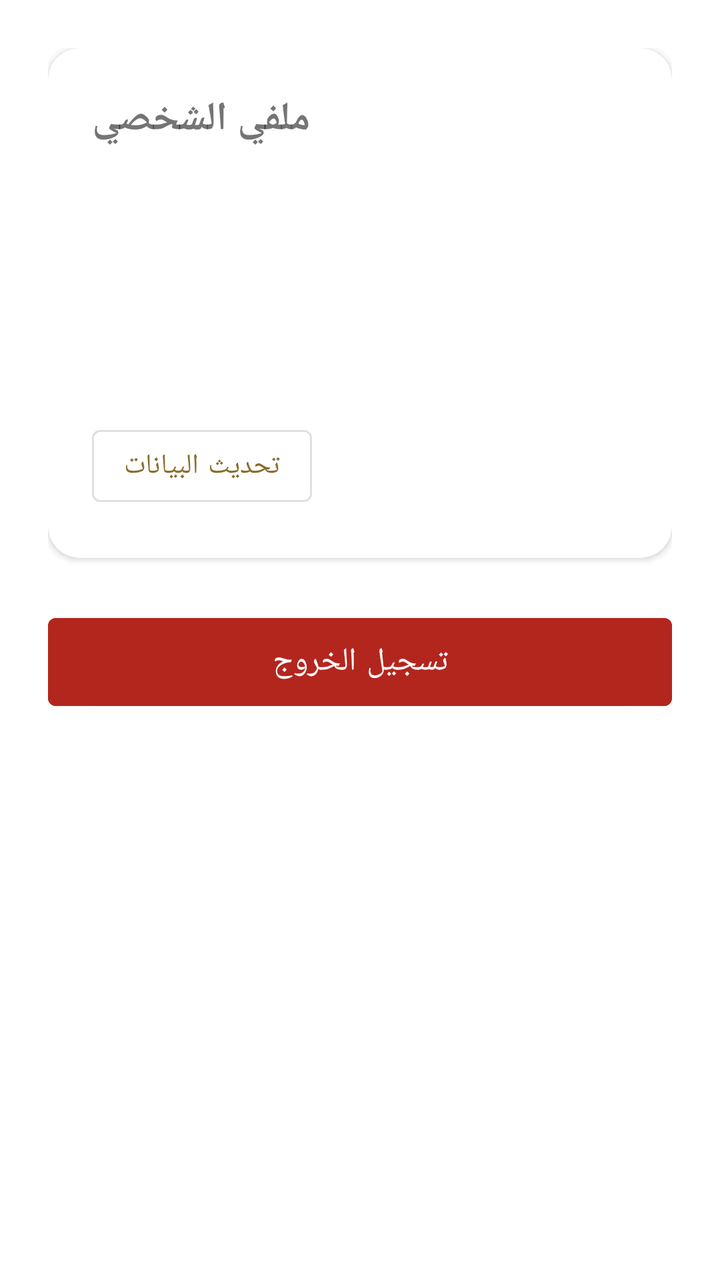
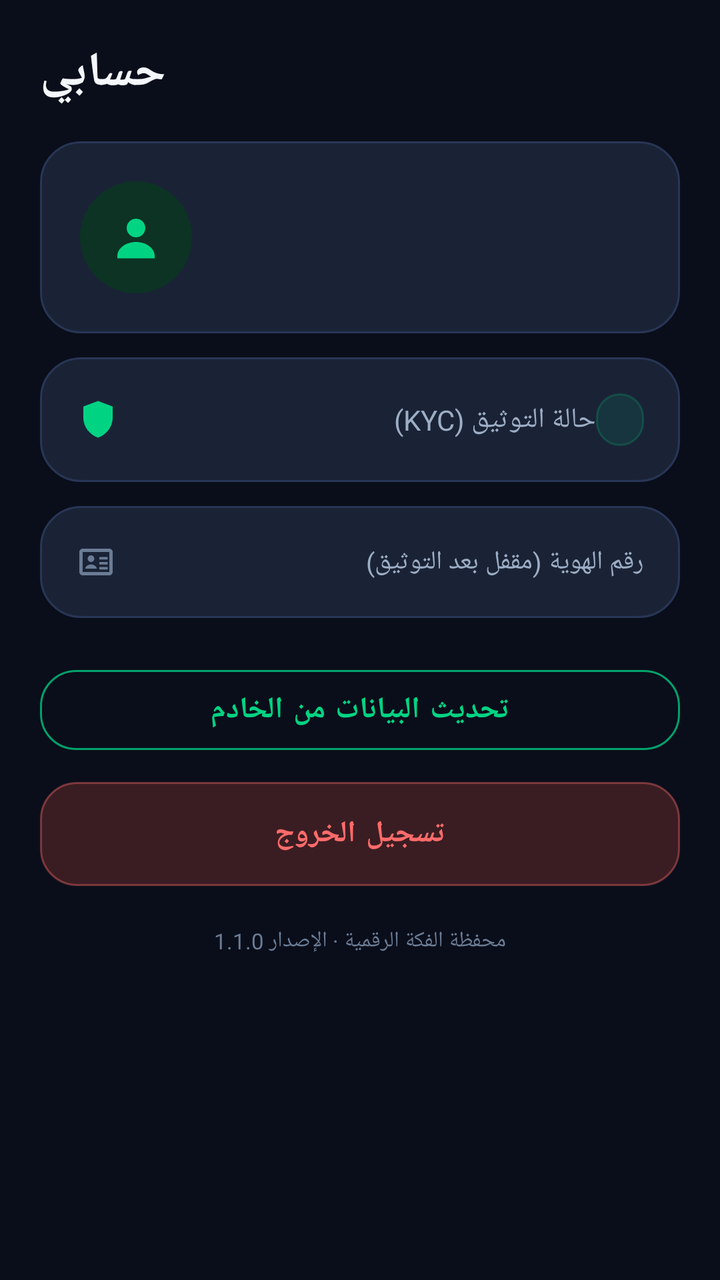

Compare the two renders of this Android layout. The source of the first and the diff that turns it into the second are given below.
<!-- AndroidManifest.xml: application theme Theme.Fakah -->
<!-- res/layout/fragment_profile.xml -->
<?xml version="1.0" encoding="utf-8"?>
<ScrollView xmlns:android="http://schemas.android.com/apk/res/android"
    xmlns:app="http://schemas.android.com/apk/res-auto"
    android:layout_width="match_parent"
    android:layout_height="match_parent">

    <LinearLayout
        android:layout_width="match_parent"
        android:layout_height="wrap_content"
        android:orientation="vertical"
        android:padding="24dp"
        android:gravity="center_horizontal">

        <com.google.android.material.card.MaterialCardView
            android:layout_width="match_parent"
            android:layout_height="wrap_content"
            app:cardCornerRadius="16dp"
            app:cardElevation="2dp">
            <LinearLayout
                android:layout_width="match_parent"
                android:layout_height="wrap_content"
                android:orientation="vertical"
                android:padding="22dp">

                <TextView
                    android:layout_width="wrap_content"
                    android:layout_height="wrap_content"
                    android:text="ملفي الشخصي"
                    android:textSize="20sp"
                    android:textStyle="bold"
                    android:layout_marginBottom="16dp" />

                <TextView
                    android:id="@+id/tvName"
                    android:layout_width="wrap_content"
                    android:layout_height="wrap_content"
                    android:textSize="17sp"
                    android:textStyle="bold"
                    android:textColor="@color/primaryText" />

                <TextView
                    android:id="@+id/tvPhone"
                    android:layout_width="wrap_content"
                    android:layout_height="wrap_content"
                    android:layout_marginTop="6dp"
                    android:textColor="@color/textSecondary" />

                <TextView
                    android:id="@+id/tvNationalId"
                    android:layout_width="wrap_content"
                    android:layout_height="wrap_content"
                    android:layout_marginTop="6dp"
                    android:textColor="@color/textSecondary"
                    android:textDirection="ltr" />

                <TextView
                    android:id="@+id/tvKyc"
                    android:layout_width="wrap_content"
                    android:layout_height="wrap_content"
                    android:layout_marginTop="14dp"
                    android:textColor="@color/goldDark"
                    android:textStyle="bold" />

                <com.google.android.material.button.MaterialButton
                    android:id="@+id/btnRefresh"
                    style="@style/Widget.MaterialComponents.Button.OutlinedButton"
                    android:layout_width="wrap_content"
                    android:layout_height="wrap_content"
                    android:layout_marginTop="14dp"
                    android:text="تحديث البيانات" />
            </LinearLayout>
        </com.google.android.material.card.MaterialCardView>

        <com.google.android.material.button.MaterialButton
            android:id="@+id/btnLogout"
            android:layout_width="match_parent"
            android:layout_height="56dp"
            android:layout_marginTop="24dp"
            android:backgroundTint="@color/danger"
            android:text="تسجيل الخروج"
            android:textSize="16sp" />
    </LinearLayout>
</ScrollView>
<!-- resources referenced by this layout -->
<resources>
  <color name="danger">#B3261E</color>
  <color name="goldDark">#8A6D2A</color>
  <color name="primaryText">#1A1A1A</color>
  <color name="textSecondary">#6B7280</color>
  <style name="Theme.Fakah" parent="Theme.MaterialComponents.DayNight.NoActionBar">
          <item name="colorPrimary">@color/goldDark</item>
          <item name="colorPrimaryVariant">@color/gold</item>
          <item name="colorOnPrimary">#FFFFFF</item>
          <item name="colorSecondary">@color/gold</item>
          <item name="colorSecondaryVariant">@color/goldDark</item>
          <item name="colorOnSecondary">#1A1A1A</item>
          <item name="android:statusBarColor">@color/primaryText</item>
          <item name="android:windowBackground">@color/bg</item>
      </style>
  <color name="gold">#C9A84C</color>
  <color name="bg">#FFFFFF</color>
</resources>

<!-- the commit's change to res/layout/fragment_profile.xml (unified diff, before → after) -->
@@ -2,33 +2,54 @@
 <ScrollView xmlns:android="http://schemas.android.com/apk/res/android"
     xmlns:app="http://schemas.android.com/apk/res-auto"
     android:layout_width="match_parent"
-    android:layout_height="match_parent">
+    android:layout_height="match_parent"
+    android:scrollbars="none"
+    android:overScrollMode="never">
 
     <LinearLayout
         android:layout_width="match_parent"
         android:layout_height="wrap_content"
         android:orientation="vertical"
-        android:padding="24dp"
-        android:gravity="center_horizontal">
+        android:padding="20dp">
 
-        <com.google.android.material.card.MaterialCardView
+        <TextView
+            android:layout_width="wrap_content"
+            android:layout_height="wrap_content"
+            android:text="حسابي"
+            android:textSize="24sp"
+            android:textStyle="bold"
+            android:textColor="@color/textPrimary"/>
+
+        
+        <LinearLayout
             android:layout_width="match_parent"
             android:layout_height="wrap_content"
-            app:cardCornerRadius="16dp"
-            app:cardElevation="2dp">
+            android:orientation="horizontal"
+            android:gravity="center_vertical"
+            android:background="@drawable/bg_tx_row"
+            android:padding="20dp"
+            android:layout_marginTop="18dp">
+
+            <FrameLayout
+                android:layout_width="56dp"
+                android:layout_height="56dp"
+                android:background="@drawable/bg_circle_icon">
+
+                <ImageView
+                    android:layout_width="28dp"
+                    android:layout_height="28dp"
+                    android:layout_gravity="center"
+                    android:src="@drawable/ic_profile"
+                    app:tint="@color/primaryBright"
+                    android:contentDescription=""/>
+            </FrameLayout>
+
             <LinearLayout
-                android:layout_width="match_parent"
+                android:layout_width="0dp"
                 android:layout_height="wrap_content"
+                android:layout_weight="1"
                 android:orientation="vertical"
-                android:padding="22dp">
-
-                <TextView
-                    android:layout_width="wrap_content"
-                    android:layout_height="wrap_content"
-                    android:text="ملفي الشخصي"
-                    android:textSize="20sp"
-                    android:textStyle="bold"
-                    android:layout_marginBottom="16dp" />
+                android:layout_marginStart="14dp">
 
                 <TextView
                     android:id="@+id/tvName"
@@ -36,48 +57,130 @@
                     android:layout_height="wrap_content"
                     android:textSize="17sp"
                     android:textStyle="bold"
-                    android:textColor="@color/primaryText" />
+                    android:textColor="@color/textPrimary"/>
 
                 <TextView
                     android:id="@+id/tvPhone"
                     android:layout_width="wrap_content"
                     android:layout_height="wrap_content"
-                    android:layout_marginTop="6dp"
-                    android:textColor="@color/textSecondary" />
+                    android:layout_marginTop="2dp"
+                    android:textSize="13sp"
+                    android:textColor="@color/textSecondary"
+                    android:textDirection="ltr"/>
+            </LinearLayout>
+        </LinearLayout>
+
+        
+        <LinearLayout
+            android:layout_width="match_parent"
+            android:layout_height="wrap_content"
+            android:orientation="horizontal"
+            android:gravity="center_vertical"
+            android:background="@drawable/bg_tx_row"
+            android:padding="18dp"
+            android:layout_marginTop="12dp">
+
+            <ImageView
+                android:layout_width="22dp"
+                android:layout_height="22dp"
+                android:src="@drawable/ic_shield"
+                app:tint="@color/primaryBright"
+                android:contentDescription=""/>
+
+            <TextView
+                android:layout_width="0dp"
+                android:layout_height="wrap_content"
+                android:layout_weight="1"
+                android:orientation="vertical"
+                android:layout_marginStart="12dp"
+                android:text="حالة التوثيق (KYC)"
+                android:textSize="14sp"
+                android:textColor="@color/textSecondary"/>
+
+            <TextView
+                android:id="@+id/tvKyc"
+                android:layout_width="wrap_content"
+                android:layout_height="wrap_content"
+                android:background="@drawable/bg_chip"
+                android:paddingStart="12dp"
+                android:paddingEnd="12dp"
+                android:paddingTop="5dp"
+                android:paddingBottom="5dp"
+                android:textSize="12sp"
+                android:textStyle="bold"
+                android:textColor="@color/primaryBright"/>
+        </LinearLayout>
+
+        
+        <LinearLayout
+            android:layout_width="match_parent"
+            android:layout_height="wrap_content"
+            android:orientation="vertical"
+            android:background="@drawable/bg_tx_row"
+            android:padding="18dp"
+            android:layout_marginTop="12dp">
+
+            <LinearLayout
+                android:layout_width="match_parent"
+                android:layout_height="wrap_content"
+                android:orientation="horizontal"
+                android:gravity="center_vertical">
+
+                <ImageView
+                    android:layout_width="20dp"
+                    android:layout_height="20dp"
+                    android:src="@drawable/ic_id"
+                    android:contentDescription=""/>
+
+                <TextView
+                    android:layout_width="0dp"
+                    android:layout_height="wrap_content"
+                    android:layout_weight="1"
+                    android:layout_marginStart="12dp"
+                    android:text="رقم الهوية (مقفل بعد التوثيق)"
+                    android:textSize="13sp"
+                    android:textColor="@color/textSecondary"/>
 
                 <TextView
                     android:id="@+id/tvNationalId"
                     android:layout_width="wrap_content"
                     android:layout_height="wrap_content"
-                    android:layout_marginTop="6dp"
-                    android:textColor="@color/textSecondary"
-                    android:textDirection="ltr" />
+                    android:textSize="14sp"
+                    android:textStyle="bold"
+                    android:textColor="@color/textPrimary"
+                    android:textDirection="ltr"/>
+            </LinearLayout>
+        </LinearLayout>
 
-                <TextView
-                    android:id="@+id/tvKyc"
-                    android:layout_width="wrap_content"
-                    android:layout_height="wrap_content"
-                    android:layout_marginTop="14dp"
-                    android:textColor="@color/goldDark"
-                    android:textStyle="bold" />
-
-                <com.google.android.material.button.MaterialButton
-                    android:id="@+id/btnRefresh"
-                    style="@style/Widget.MaterialComponents.Button.OutlinedButton"
-                    android:layout_width="wrap_content"
-                    android:layout_height="wrap_content"
-                    android:layout_marginTop="14dp"
-                    android:text="تحديث البيانات" />
-            </LinearLayout>
-        </com.google.android.material.card.MaterialCardView>
+        
+        <com.google.android.material.button.MaterialButton
+            android:id="@+id/btnRefresh"
+            style="@style/Widget.Fakah.Button.Outline"
+            android:layout_width="match_parent"
+            android:layout_height="52dp"
+            android:layout_marginTop="20dp"
+            android:text="تحديث البيانات من الخادم"/>
 
         <com.google.android.material.button.MaterialButton
             android:id="@+id/btnLogout"
             android:layout_width="match_parent"
-            android:layout_height="56dp"
-            android:layout_marginTop="24dp"
-            android:backgroundTint="@color/danger"
+            android:layout_height="52dp"
+            android:layout_marginTop="10dp"
             android:text="تسجيل الخروج"
-            android:textSize="16sp" />
+            android:textSize="15sp"
+            android:textStyle="bold"
+            android:textColor="@color/danger"
+            android:background="@drawable/bg_btn_danger"
+            app:backgroundTint="@null"
+            app:rippleColor="#33FF6B6B"/>
+
+        <TextView
+            android:layout_width="match_parent"
+            android:layout_height="wrap_content"
+            android:layout_marginTop="20dp"
+            android:gravity="center"
+            android:text="محفظة الفكة الرقمية · الإصدار 1.1.0"
+            android:textSize="11sp"
+            android:textColor="@color/textHint"/>
     </LinearLayout>
 </ScrollView>
<!-- resource entries referenced after the edit -->
@@ -1,20 +1,104 @@
 <!-- resources referenced by this layout -->
 <resources>
-  <color name="danger">#B3261E</color>
-  <color name="goldDark">#8A6D2A</color>
-  <color name="primaryText">#1A1A1A</color>
-  <color name="textSecondary">#6B7280</color>
-  <style name="Theme.Fakah" parent="Theme.MaterialComponents.DayNight.NoActionBar">
-          <item name="colorPrimary">@color/goldDark</item>
-          <item name="colorPrimaryVariant">@color/gold</item>
-          <item name="colorOnPrimary">#FFFFFF</item>
-          <item name="colorSecondary">@color/gold</item>
-          <item name="colorSecondaryVariant">@color/goldDark</item>
-          <item name="colorOnSecondary">#1A1A1A</item>
-          <item name="android:statusBarColor">@color/primaryText</item>
+  <color name="danger">#FF6B6B</color>
+  <color name="primaryBright">#00D483</color>
+  <color name="textHint">#6B7C95</color>
+  <color name="textPrimary">#F4F7FC</color>
+  <color name="textSecondary">#9DAEC5</color>
+  <!-- drawable bg_btn_danger (drawable) -->
+  <?xml version="1.0" encoding="utf-8"?>
+  <ripple xmlns:android="http://schemas.android.com/apk/res/android" android:color="#33FF6B6B">
+      <item>
+          <shape android:shape="rectangle">
+              <solid android:color="@color/dangerSoft"/>
+              <corners android:radius="18dp"/>
+              <stroke android:width="1dp" android:color="#66FF6B6B"/>
+          </shape>
+      </item>
+  </ripple>
+  <!-- drawable bg_chip (drawable) -->
+  <?xml version="1.0" encoding="utf-8"?>
+  <shape xmlns:android="http://schemas.android.com/apk/res/android">
+      <solid android:color="#1A00D483"/>
+      <corners android:radius="30dp"/>
+      <stroke android:width="1dp" android:color="#3300D483"/>
+  </shape>
+  <!-- drawable bg_circle_icon (drawable) -->
+  <?xml version="1.0" encoding="utf-8"?>
+  <shape xmlns:android="http://schemas.android.com/apk/res/android" shape="oval">
+      <solid android:color="@color/primarySoft"/>
+  </shape>
+  <!-- drawable bg_tx_row (drawable) -->
+  <?xml version="1.0" encoding="utf-8"?>
+  <shape xmlns:android="http://schemas.android.com/apk/res/android">
+      <solid android:color="@color/bgCard"/>
+      <corners android:radius="20dp"/>
+      <stroke android:width="1dp" android:color="@color/cardStroke"/>
+  </shape>
+  <!-- drawable ic_id (drawable) -->
+  <vector xmlns:android="http://schemas.android.com/apk/res/android" android:width="24dp" android:height="24dp" android:viewportWidth="24" android:viewportHeight="24">
+      <path android:fillColor="#6B7C95" android:pathData="M4,4h16c1.1,0 2,0.9 2,2v12c0,1.1 -0.9,2 -2,2H4c-1.1,0 -2,-0.9 -2,-2V6c0,-1.1 0.9,-2 2,-2zM4,6v12h16V6H4z"/>
+      <path android:fillColor="#6B7C95" android:pathData="M9,8c1.1,0 2,0.9 2,2s-0.9,2 -2,2 -2,-0.9 -2,-2 0.9,-2 2,-2zM5.5,16c0.3,-1.5 1.7,-2.5 3.5,-2.5s3.2,1 3.5,2.5h-7zM14,9h5v1.5h-5V9zM14,12h5v1.5h-5V12zM14,15h5v1.5h-5V15z"/>
+  </vector>
+  <!-- drawable ic_profile (drawable) -->
+  <vector xmlns:android="http://schemas.android.com/apk/res/android" android:width="24dp" android:height="24dp" android:viewportWidth="24" android:viewportHeight="24">
+      <path android:fillColor="#FFFFFF" android:pathData="M12,4c-2.2,0 -4,1.8 -4,4s1.8,4 4,4 4,-1.8 4,-4 -1.8,-4 -4,-4z"/>
+      <path android:fillColor="#FFFFFF" android:pathData="M4,20c0,-3.3 3.6,-6 8,-6s8,2.7 8,6v1H4v-1z"/>
+  </vector>
+  <!-- drawable ic_shield (drawable) -->
+  <vector xmlns:android="http://schemas.android.com/apk/res/android" android:width="24dp" android:height="24dp" android:viewportWidth="24" android:viewportHeight="24">
+      <path android:fillColor="#FFFFFF" android:pathData="M12,2l8,3v6c0,5 -3.4,9.4 -8,11 -4.6,-1.6 -8,-6 -8,-11V5l8,-3z"/>
+      <path android:fillColor="#00C27E" android:pathData="M10.2,13.4l-2.1,-2.1 -1.4,1.4 3.5,3.5 7,-7 -1.4,-1.4 -5.6,5.6z"/>
+  </vector>
+  <style name="Widget.Fakah.Button.Outline" parent="Widget.MaterialComponents.Button.OutlinedButton">
+          <item name="android:textSize">15sp</item>
+          <item name="android:textStyle">bold</item>
+          <item name="android:textColor">@color/primaryBright</item>
+          <item name="strokeColor">@color/primaryDeep</item>
+          <item name="strokeWidth">1dp</item>
+          <item name="cornerRadius">18dp</item>
+      </style>
+  <style name="Theme.Fakah" parent="Theme.MaterialComponents.NoActionBar">
+          <item name="colorPrimary">@color/primary</item>
+          <item name="colorPrimaryVariant">@color/primaryDeep</item>
+          <item name="colorOnPrimary">@color/onPrimary</item>
+          <item name="colorSecondary">@color/accentBlue</item>
+          <item name="colorSecondaryVariant">@color/accentGold</item>
+          <item name="colorOnSecondary">#0A1226</item>
+          <item name="colorSurface">@color/bgCard</item>
+          <item name="colorOnSurface">@color/textPrimary</item>
+          <item name="android:colorBackground">@color/bg</item>
           <item name="android:windowBackground">@color/bg</item>
+          <item name="android:statusBarColor">@color/bg</item>
+          <item name="android:navigationBarColor">@color/bgNav</item>
+          <item name="android:windowLightStatusBar">false</item>
+          <item name="colorError">@color/danger</item>
+          <item name="android:textColorPrimary">@color/textPrimary</item>
+          <item name="android:textColorSecondary">@color/textSecondary</item>
+          <item name="android:textColorHint">@color/textHint</item>
+          <item name="materialAlertDialogTheme">@style/ThemeOverlay.Fakah.Dialog</item>
       </style>
-  <color name="gold">#C9A84C</color>
-  <color name="bg">#FFFFFF</color>
+  <color name="dangerSoft">#3A1D22</color>
+  <color name="primarySoft">#0C3324</color>
+  <color name="bgCard">#1A2336</color>
+  <color name="cardStroke">#283656</color>
+  <color name="primaryDeep">#00A26B</color>
+  <color name="primary">#00C27E</color>
+  <color name="onPrimary">#06281B</color>
+  <color name="accentBlue">#4C8DFF</color>
+  <color name="accentGold">#FFC85C</color>
+  <color name="bg">#0A0E1A</color>
+  <color name="bgNav">#0E1526</color>
+  <style name="ThemeOverlay.Fakah.Dialog" parent="ThemeOverlay.MaterialComponents.Dialog.Alert">
+          <item name="colorPrimary">@color/primary</item>
+          <item name="android:windowBackground">@color/bgCard</item>
+          <item name="android:textColorPrimary">@color/textPrimary</item>
+          <item name="android:textColor">@color/textPrimary</item>
+          <item name="buttonBarPositiveButtonStyle">@style/Widget.Fakah.DialogButton</item>
+          <item name="buttonBarNegativeButtonStyle">@style/Widget.Fakah.DialogButton</item>
+      </style>
+  <style name="Widget.Fakah.DialogButton" parent="Widget.MaterialComponents.Button.TextButton.Dialog">
+          <item name="android:textColor">@color/primaryBright</item>
+      </style>
 </resources>
 
